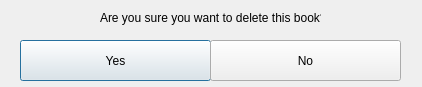
This is deletedialog.ui in Krecios/EGUI_Project_Liblary_Interface as Qt 5 draws it before an edit. The edited form follows.
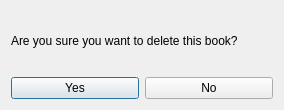
This is the edited form.

Diff of the .ui file:
```diff
--- a/deletedialog.ui
+++ b/deletedialog.ui
@@ -6,52 +6,44 @@
    <rect>
     <x>0</x>
     <y>0</y>
-    <width>422</width>
-    <height>87</height>
+    <width>284</width>
+    <height>110</height>
    </rect>
   </property>
   <property name="windowTitle">
    <string>Dialog</string>
   </property>
+  <layout class="QVBoxLayout" name="verticalLayout_2">
+   <item>
+    <layout class="QVBoxLayout" name="verticalLayout">
+     <item>
+      <widget class="QLabel" name="label">
+       <property name="text">
+        <string>Are you sure you want to delete this book?</string>
+       </property>
+      </widget>
+     </item>
+     <item>
+      <layout class="QHBoxLayout" name="horizontalLayout">
+       <item>
   <widget class="QPushButton" name="pushButton">
-   <property name="geometry">
-    <rect>
-     <x>20</x>
-     <y>40</y>
-     <width>191</width>
-     <height>41</height>
-    </rect>
-   </property>
    <property name="text">
     <string>Yes</string>
    </property>
   </widget>
+       </item>
+       <item>
   <widget class="QPushButton" name="pushButton_2">
-   <property name="geometry">
-    <rect>
-     <x>210</x>
-     <y>40</y>
-     <width>191</width>
-     <height>41</height>
-    </rect>
-   </property>
    <property name="text">
     <string>No</string>
    </property>
   </widget>
-  <widget class="QLabel" name="label">
-   <property name="geometry">
-    <rect>
-     <x>100</x>
-     <y>10</y>
-     <width>221</width>
-     <height>16</height>
-    </rect>
-   </property>
-   <property name="text">
-    <string>Are you sure you want to delete this book?</string>
-   </property>
-  </widget>
+       </item>
+      </layout>
+     </item>
+    </layout>
+   </item>
+  </layout>
  </widget>
  <resources/>
  <connections/>
```
Lines whose indentation alone changed are shown as unchanged.
